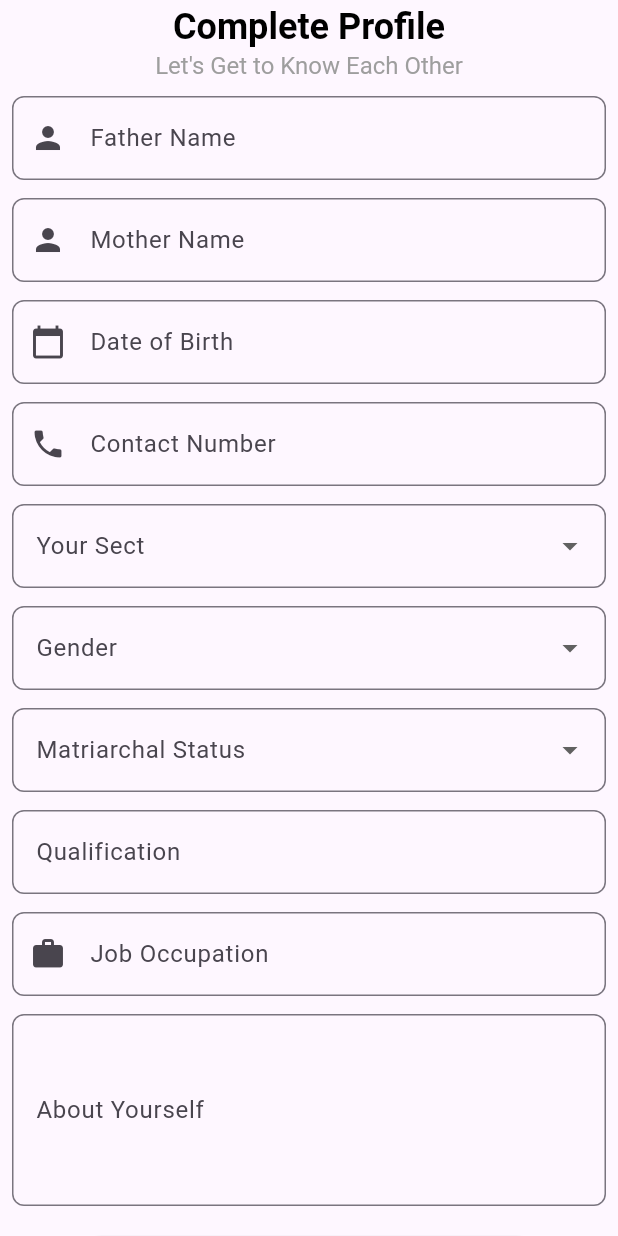
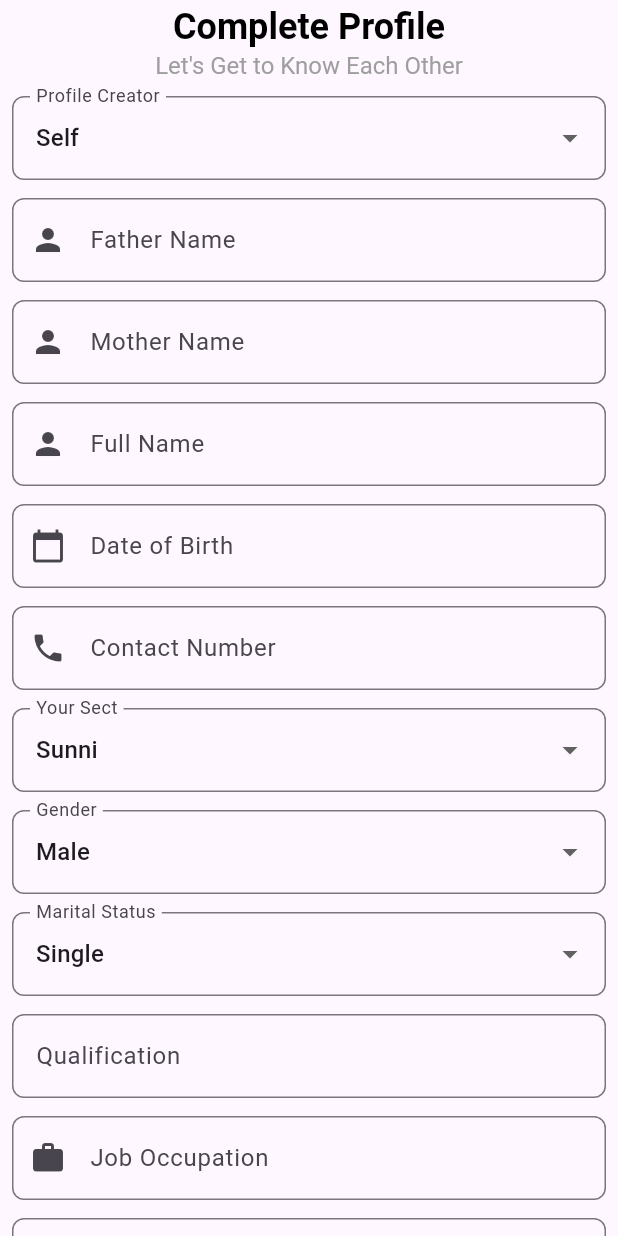
Before and after one commit to fwdAndroid/muslim_mariage, a Flutter app: the CompleteProfile screen opened directly, on a phone screen of 412 x 824 dp. Run offline on Flutter 3.47's test engine with Material 3 defaults, Android fonts, the phone set to English and light mode, and no system bars; our stand-ins replace cloud_firestore, firebase_auth, firebase_core, flutter_social_button, flutter_spinkit, google_fonts and 2 more; accounts and stored records are empty.

Commit message:
Profile Completed

```diff
--- a/lib/screens/profile/complete_profile.dart
+++ b/lib/screens/profile/complete_profile.dart
@@ -1,16 +1,36 @@
 import 'package:flutter/material.dart';
+import 'package:cloud_firestore/cloud_firestore.dart'; // Import Firestore
 import 'package:muslim_mariage/screens/profile/upload_photo.dart';
 import 'package:muslim_mariage/utils/colors.dart';
+import 'package:muslim_mariage/utils/showmesssage.dart';
 import 'package:muslim_mariage/widgets/save_button.dart';
+import 'package:flutter_spinkit/flutter_spinkit.dart'; // Import SpinKit for stylish loader
 
 class CompleteProfile extends StatefulWidget {
-  const CompleteProfile({super.key});
+  const CompleteProfile({Key? key}) : super(key: key);
 
   @override
   State<CompleteProfile> createState() => _CompleteProfileState();
 }
 
 class _CompleteProfileState extends State<CompleteProfile> {
+  String _selectedSect = 'Sunni'; // Default value
+  String _selectedGender = 'Male'; // Default value
+  String _selectedMaritalStatus = 'Single'; // Default value
+  String _profileCreator = 'Self';
+
+  final TextEditingController _fatherController = TextEditingController();
+  final TextEditingController _motherController = TextEditingController();
+  final TextEditingController _dobController = TextEditingController();
+  final TextEditingController _contactNumberController =
+      TextEditingController();
+  final TextEditingController _qualificationController =
+      TextEditingController();
+  final TextEditingController _jobOccupationController =
+      TextEditingController();
+  final TextEditingController _yourselfController = TextEditingController();
+  final TextEditingController _userNameController = TextEditingController();
+  bool _isLoading = false; // Track loading state
   @override
   Widget build(BuildContext context) {
     return Scaffold(
@@ -42,32 +62,51 @@ class _CompleteProfileState extends State<CompleteProfile> {
           padding: const EdgeInsets.all(8),
           child: Column(
             children: [
-              _buildTextField('Father Name', Icons.person),
+              _buildDropdownField('Profile Creator',
+                  ['Self', 'Father', 'Mother', 'Brother', "Uncle"],
+                  initialValue: _profileCreator),
               SizedBox(height: 12),
-              _buildTextField('Mother Name', Icons.person),
+              _buildTextField('Father Name', _fatherController, Icons.person),
               SizedBox(height: 12),
-              _buildTextField('Date of Birth', Icons.calendar_today),
+              _buildTextField('Mother Name', _motherController, Icons.person),
               SizedBox(height: 12),
-              _buildTextField('Contact Number', Icons.phone),
+              _buildTextField('Full Name', _userNameController, Icons.person),
               SizedBox(height: 12),
-              _buildDropdownField('Your Sect'),
+              _buildTextField(
+                  'Date of Birth', _dobController, Icons.calendar_today),
               SizedBox(height: 12),
-              _buildDropdownField('Gender'),
+              _buildTextField(
+                  'Contact Number', _contactNumberController, Icons.phone),
               SizedBox(height: 12),
-              _buildDropdownField('Matriarchal Status'),
+              _buildDropdownField('Your Sect', ['Sunni', 'Shia'],
+                  initialValue: _selectedSect),
               SizedBox(height: 12),
-              _buildTextField('Qualification', null),
+              _buildDropdownField('Gender', ['Male', 'Female'],
+                  initialValue: _selectedGender),
               SizedBox(height: 12),
-              _buildTextField('Job Occupation', Icons.work),
+              _buildDropdownField('Marital Status',
+                  ['Single', 'Married', 'Divorced', 'Widowed'],
+                  initialValue: _selectedMaritalStatus),
               SizedBox(height: 12),
-              _buildTextField('About Yourself', null, maxLines: 4),
+              _buildTextField('Qualification', _qualificationController, null),
+              SizedBox(height: 12),
+              _buildTextField(
+                  'Job Occupation', _jobOccupationController, Icons.work),
+              SizedBox(height: 12),
+              _buildTextField('About Yourself', _yourselfController, null,
+                  maxLines: 4),
               SizedBox(height: 20),
               SaveButton(
-                  title: "Continue",
-                  onTap: () {
-                    Navigator.push(context,
-                        MaterialPageRoute(builder: (builder) => UploadPhoto()));
-                  }),
+                title: "Continue",
+                onTap: _saveProfile,
+              ),
+              if (_isLoading)
+                Center(
+                  child: SpinKitCircle(
+                    color: mainColor,
+                    size: 50.0,
+                  ),
+                ),
             ],
           ),
         ),
@@ -75,8 +114,63 @@ class _CompleteProfileState extends State<CompleteProfile> {
     );
   }
 
-  Widget _buildTextField(String labelText, IconData? icon, {int maxLines = 1}) {
+  void _saveProfile() {
+    if (_fatherController.text.isEmpty ||
+        _motherController.text.isEmpty ||
+        _dobController.text.isEmpty ||
+        _contactNumberController.text.isEmpty ||
+        _qualificationController.text.isEmpty ||
+        _jobOccupationController.text.isEmpty ||
+        _yourselfController.text.isEmpty) {
+      _showAlert('Please fill all fields before continuing.');
+      return;
+    }
+
+    FirebaseFirestore.instance.collection('profiles').add({
+      'profileCreator': _profileCreator,
+      'fatherName': _fatherController.text,
+      'motherName': _motherController.text,
+      'fullName': _userNameController.text,
+      'dob': _dobController.text,
+      'contactNumber': _contactNumberController.text,
+      'sect': _selectedSect,
+      'gender': _selectedGender,
+      'maritalStatus': _selectedMaritalStatus,
+      'qualification': _qualificationController.text,
+      'jobOccupation': _jobOccupationController.text,
+      'aboutYourself': _yourselfController.text,
+    }).then((_) {
+      showMessageBar("Profile Created Successfully", context);
+      Navigator.push(
+          context, MaterialPageRoute(builder: (builder) => UploadPhoto()));
+    }).catchError((error) {
+      _showAlert('Failed to save profile: $error');
+    });
+  }
+
+  void _showAlert(String message) {
+    showDialog(
+      context: context,
+      builder: (context) => AlertDialog(
+        title: Text('Error'),
+        content: Text(message),
+        actions: [
+          TextButton(
+            onPressed: () {
+              Navigator.of(context).pop();
+            },
+            child: Text('OK'),
+          ),
+        ],
+      ),
+    );
+  }
+
+  Widget _buildTextField(
+      String labelText, TextEditingController controller, IconData? icon,
+      {int maxLines = 1}) {
     return TextField(
+      controller: controller,
       maxLines: maxLines,
       decoration: InputDecoration(
         labelText: labelText,
@@ -93,8 +187,10 @@ class _CompleteProfileState extends State<CompleteProfile> {
     );
   }
 
-  Widget _buildDropdownField(String labelText) {
+  Widget _buildDropdownField(String labelText, List<String> items,
+      {required String initialValue}) {
     return DropdownButtonFormField<String>(
+      value: initialValue,
       decoration: InputDecoration(
         labelText: labelText,
         border: OutlineInputBorder(
@@ -106,13 +202,25 @@ class _CompleteProfileState extends State<CompleteProfile> {
           borderSide: BorderSide(color: Colors.red),
         ),
       ),
-      items: ['Option 1', 'Option 2', 'Option 3'].map((String value) {
+      items: items.map((String value) {
         return DropdownMenuItem<String>(
           value: value,
           child: Text(value),
         );
       }).toList(),
-      onChanged: (_) {},
+      onChanged: (String? newValue) {
+        setState(() {
+          if (labelText == "Profile Creator") {
+            _profileCreator = newValue!;
+          } else if (labelText == 'Your Sect') {
+            _selectedSect = newValue!;
+          } else if (labelText == 'Gender') {
+            _selectedGender = newValue!;
+          } else if (labelText == 'Marital Status') {
+            _selectedMaritalStatus = newValue!;
+          }
+        });
+      },
     );
   }
 }
--- a/pubspec.yaml
+++ b/pubspec.yaml
@@ -37,6 +37,7 @@ dependencies:
   flutter:
     sdk: flutter
   flutter_social_button: ^1.1.6+1
+  flutter_spinkit: ^5.2.1
   google_fonts: ^6.2.1
   google_sign_in: ^6.2.2
   image_picker: ^1.1.2
```
Also changed, not shown: pubspec.lock.
